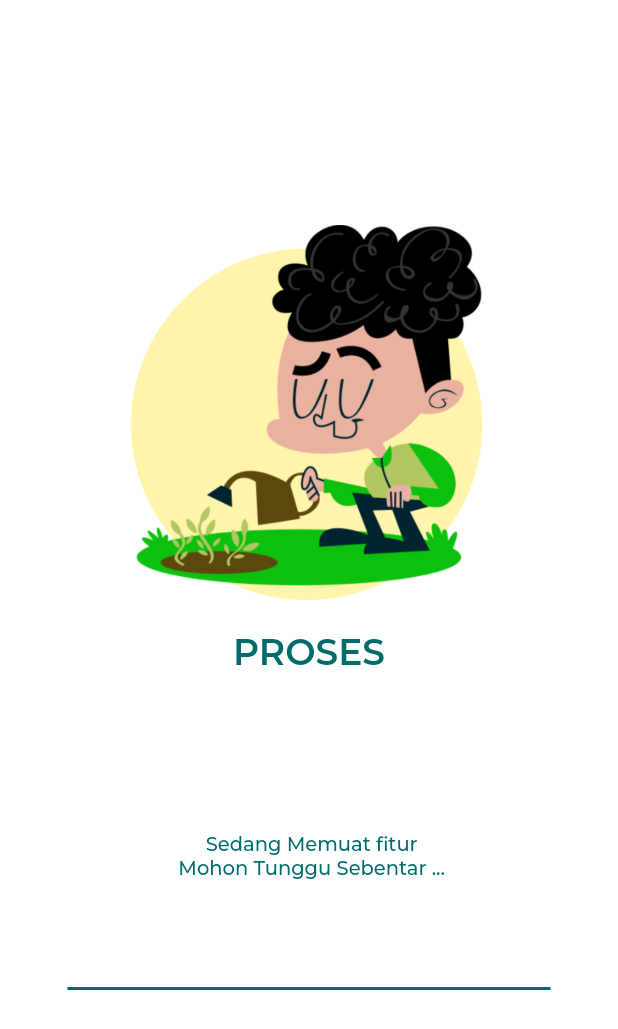
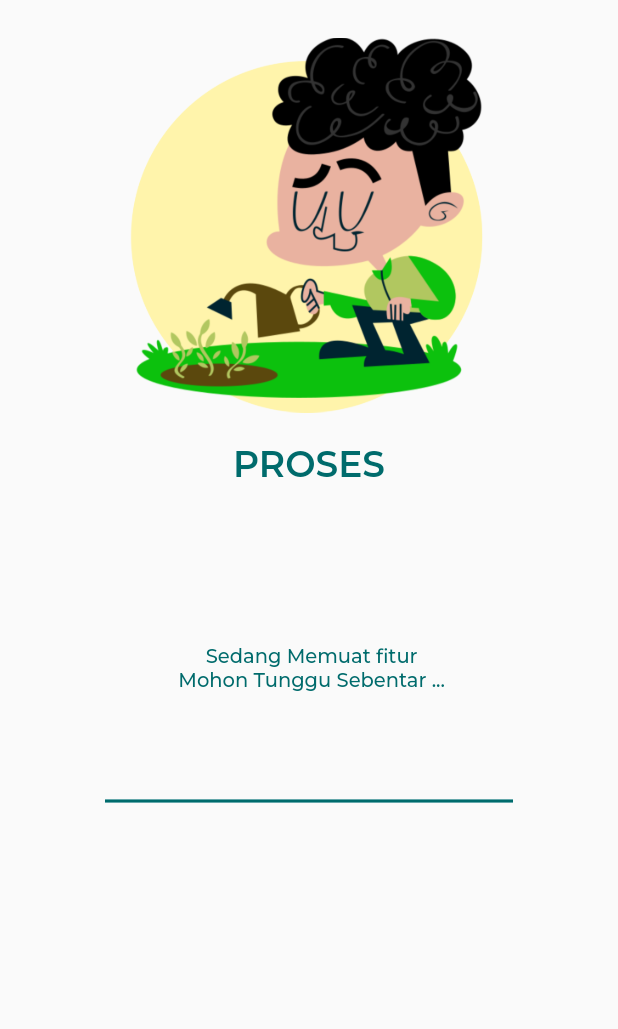
Before and after one commit to W1Z-H4L/uyee, a Flutter app: the screen it shows after launch, on a phone screen of 412 x 824 dp. Shown: the top 1029 px of the screen. Run offline on Flutter 3.47's test engine with Material 2 defaults, Android fonts, the phone set to English and light mode, and no system bars; drawn by our look-alikes of percent_indicator; our stand-ins replace curved_navigation_bar, google_fonts, shared_preferences; missing offline and left inert: dart:html.

Commit message:
tambahh lagi gatau apa

```diff
--- a/lib/ui/pages/navbar.dart
+++ b/lib/ui/pages/navbar.dart
@@ -2,10 +2,8 @@ import 'dart:html';
 
 import 'package:curved_navigation_bar/curved_navigation_bar.dart';
 import 'package:flutter/material.dart';
-import 'package:login/ui/pages/activity.dart';
 import 'package:login/ui/pages/dashboard.dart';
 import 'package:login/ui/pages/navbar_key.dart';
-import 'package:login/ui/pages/profil.dart';
 
 class navBar extends StatefulWidget {
   @override
@@ -14,7 +12,7 @@ class navBar extends StatefulWidget {
 
 class _navBar extends State<navBar> {
   int selectedIndex = 0;
-  final Screen = [Dashboard(), Activity(), Profile()];
+  final Screen = [Dashboard()];
 
   @override
   Widget build(BuildContext context) {
--- a/lib/ui/pages/splash_screen.dart
+++ b/lib/ui/pages/splash_screen.dart
@@ -16,7 +16,7 @@ class _SplashScreenState extends State<SplashScreen> {
   @override
   void initState() {
     Timer(
-      const Duration(seconds: 11),
+      const Duration(seconds: 10),
       () => Navigator.pushNamed(context, '/sign-in'),
     );
     super.initState();
@@ -24,16 +24,11 @@ class _SplashScreenState extends State<SplashScreen> {
 
   Widget build(BuildContext context) {
     return Scaffold(
-      body: Container(
-        width: double.infinity,
-        height: double.infinity,
-        decoration: BoxDecoration(color: Colors.white),
-        alignment: Alignment.center,
-        child: Column(
+      body: ListView(
+        padding: const EdgeInsets.all(25),
+        children: <Widget>[
+          Column(
             children: [
-            SizedBox(
-              height: 150,
-            ),
               Image.asset(
                 'assets/icon_splash.png',
                 height: 250.0,
@@ -73,6 +68,7 @@ class _SplashScreenState extends State<SplashScreen> {
               //     )),
             ],
           ),
+        ],
       ),
     );
   }
```
Lines whose indentation alone changed are shown as unchanged.
